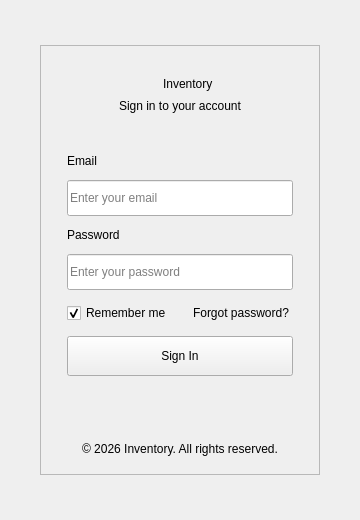
This is InventoryQtApp/InventoryQtApp.ui in Felipeact/InventoryQtApp as Qt 5 draws it before an edit. The edited form follows.
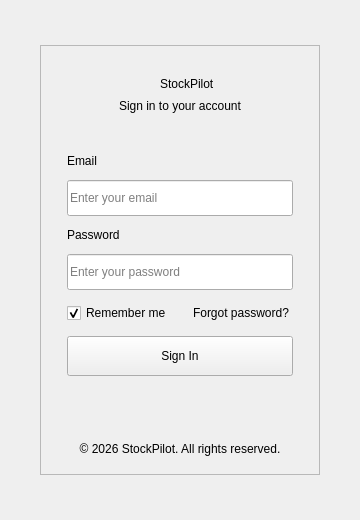
This is the edited form.

Commit message: Rebrand desktop + mobile apps to StockPilot

Diff of the .ui file:
```diff
--- a/InventoryQtApp/InventoryQtApp.ui
+++ b/InventoryQtApp/InventoryQtApp.ui
@@ -142,7 +142,7 @@
 													<item>
 														<widget class="QLabel" name="titleLabel">
 															<property name="text">
-																<string>Inventory</string>
+																<string>StockPilot</string>
 															</property>
 														</widget>
 													</item>
@@ -308,7 +308,7 @@
 									<item>
 										<widget class="QLabel" name="footerLabel">
 											<property name="text">
-												<string>© 2026 Inventory. All rights reserved.</string>
+												<string>© 2026 StockPilot. All rights reserved.</string>
 											</property>
 											<property name="alignment">
 												<set>Qt::AlignmentFlag::AlignCenter</set>
```
Left out of the diff: 2 changed lines with no effect on the pictures. The commit also changes 10 other files.
